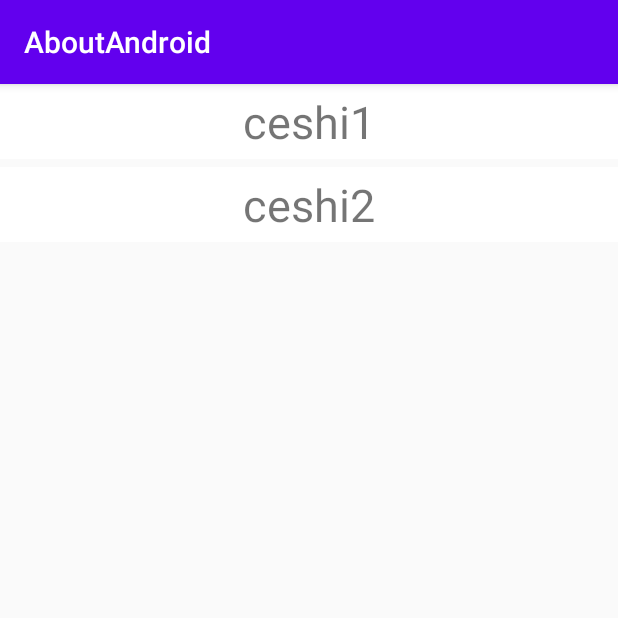
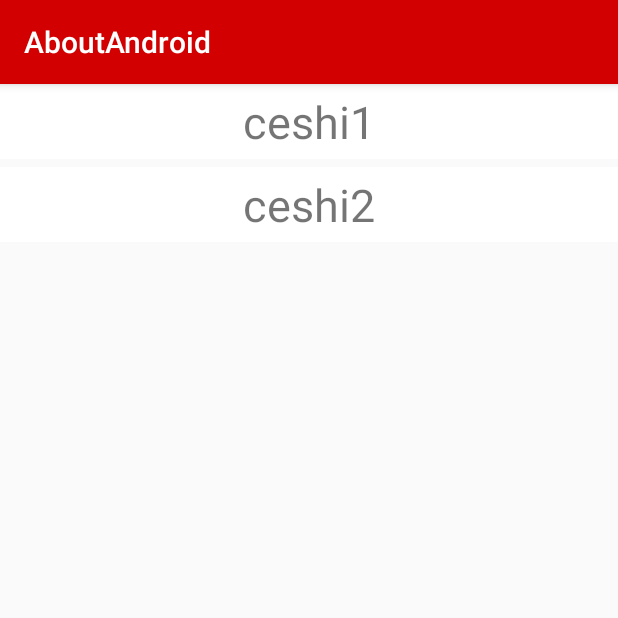
Before and after one commit to Zzy2016/AboutAndroid, an Android app: the screen it shows after launch (MainActivity), on a phone screen of 412 x 824 dp, the top half of it. Run offline under Robolectric (Android 15) with nearby library versions, the phone set to English and light mode, and no system bars; libraries missing offline, so code that uses them is left out: cn.jpush.android; 2 statements that could not run were skipped.

```diff
--- a/app/src/main/AndroidManifest.xml
+++ b/app/src/main/AndroidManifest.xml
@@ -45,7 +45,9 @@
             </intent-filter>
         </receiver>
 
-        <activity android:name=".SoundsActivity" />
+        <activity android:name=".SoundsActivity"
+            android:theme="@style/SoundActivityTheme"
+            />
         <activity android:name=".MainActivity">
             <intent-filter>
                 <action android:name="android.intent.action.MAIN" />
--- a/app/src/main/java/com/example/aboutandroid/MyReceiver.java
+++ b/app/src/main/java/com/example/aboutandroid/MyReceiver.java
@@ -10,6 +10,6 @@ public class MyReceiver extends BroadcastReceiver {
     public void onReceive(Context context, Intent intent) {
         // TODO: This method is called when the BroadcastReceiver is receiving
         // an Intent broadcast.
-        throw new UnsupportedOperationException("Not yet implemented");
+
     }
 }
--- a/app/src/main/res/values/colors.xml
+++ b/app/src/main/res/values/colors.xml
@@ -5,4 +5,7 @@
     <color name="colorAccent">#03DAC5</color>
     <color name="white">#ffffff</color>
     <color name="blue">#248cfa</color>
+
+    <color name="red">#d20000</color>
+    <color name="redStatus">#770505</color>
 </resources>
--- a/app/src/main/res/values/styles.xml
+++ b/app/src/main/res/values/styles.xml
@@ -3,13 +3,15 @@
     <!-- Base application theme. -->
     <style name="AppTheme" parent="Theme.AppCompat.Light.DarkActionBar">
         <!-- Customize your theme here. -->
-        <item name="colorPrimary">@color/colorPrimary</item>
-        <item name="colorPrimaryDark">@color/colorPrimaryDark</item>
+        <!--toolbar颜色-->
+        <item name="colorPrimary">@color/red</item>
+        <!--状态栏颜色-->
+        <item name="colorPrimaryDark">@color/redStatus</item>
         <item name="colorAccent">@color/colorAccent</item>
     </style>
 
 
-    <style name="SampleThemeLight">
+    <style name="SampleThemeLight" >
 
         <!--背景颜色及和透明程度-->
         <item name="android:windowBackground">@android:color/transparent</item>
@@ -24,4 +26,14 @@
 
     </style>
 
+    <style name="SoundActivityTheme" parent="Theme.AppCompat.Light.NoActionBar">
+        <item name="windowActionBar">false</item>
+        <item name="windowNoTitle">true</item>
+
+        <!--toolbar颜色-->
+        <item name="colorPrimary">@color/red</item>
+        <!--状态栏颜色-->
+        <item name="colorPrimaryDark">@color/redStatus</item>
+    </style>
+
 </resources>
```
Also changed, not shown: app/src/main/java/com/example/aboutandroid/PushService.java (+4 -4 lines), app/src/main/java/com/example/aboutandroid/SoundsActivity.java (+24 -29 lines), app/src/main/res/layout/activity_sounds.xml (+52 -52 lines).
